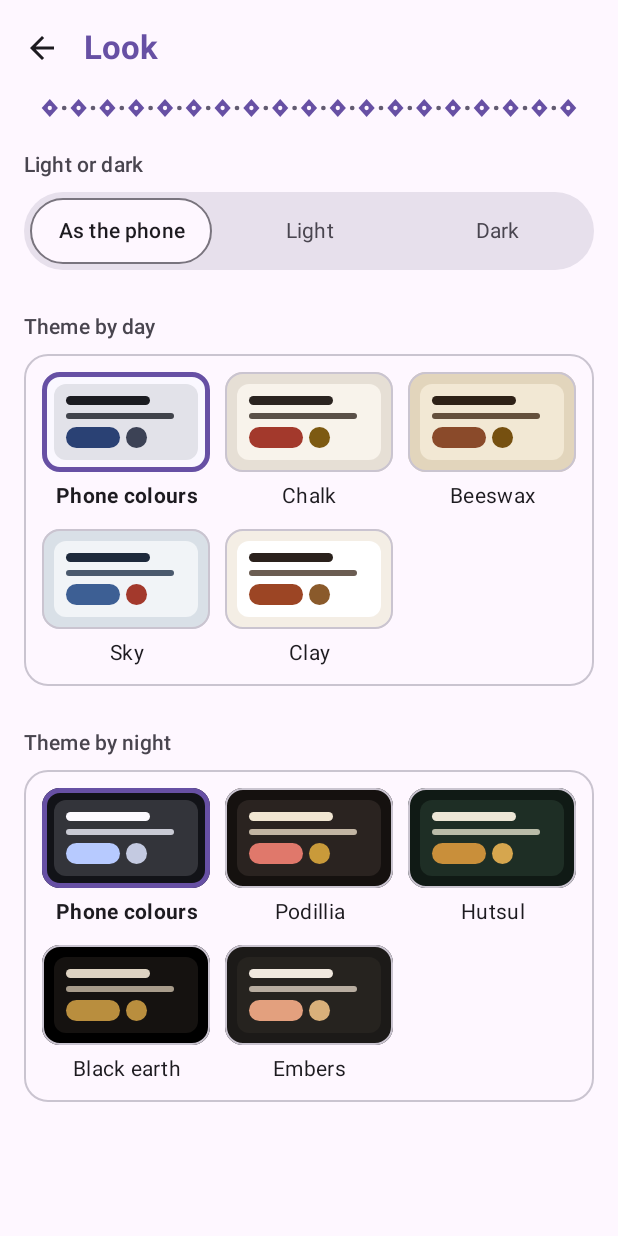
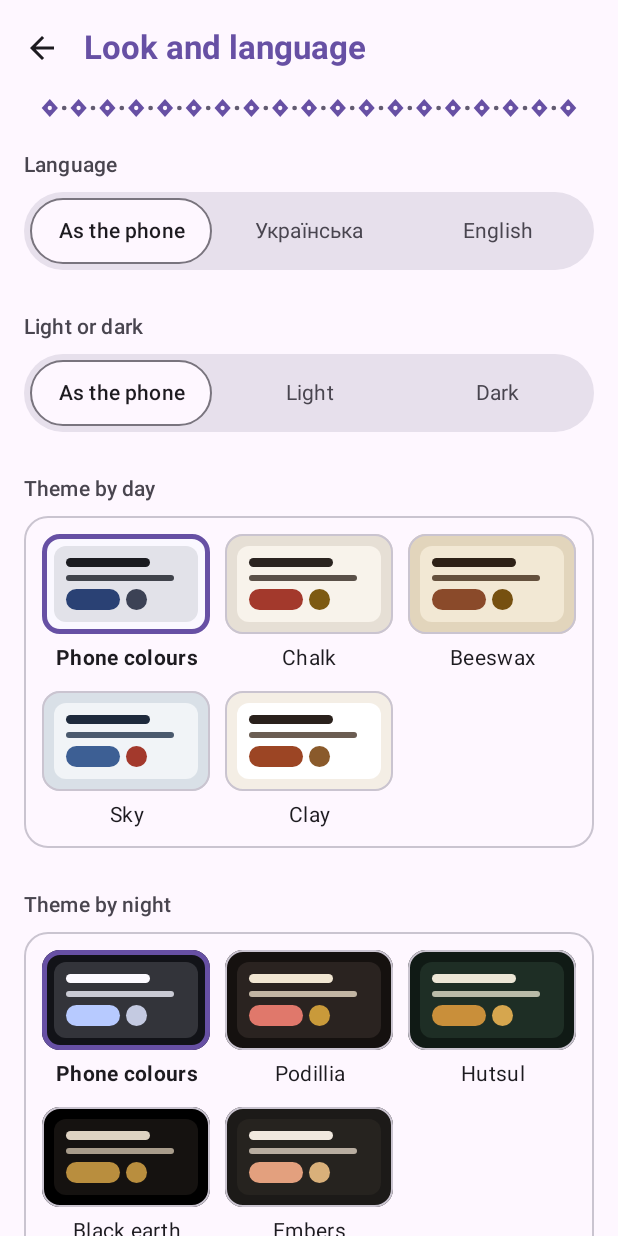
Before and after one commit to marybezuhla/komora, an Android app built with Jetpack Compose: the composable LookPage shown on its own in the app's theme, on a phone screen of 412 x 824 dp. Run offline under Robolectric (Android 15) with nearby library versions, the phone set to English and light mode, and no system bars; network calls fail; pictures from the network do not load.

Commit message:
Komora 0.1.5: real app icons, language choice
- Each app shows its own icon, copied from its repository (a test makes
  sure every app in the catalog has one)
- Language: as the phone, Ukrainian or English, in "Look and language".
  On Android 13+ this is Android's own per-app language

Co-Authored-By: Claude Opus 5.5 <noreply@anthropic.com>

```diff
--- a/app/src/main/java/ua/komora/ui/theme/LookScreen.kt
+++ b/app/src/main/java/ua/komora/ui/theme/LookScreen.kt
@@ -38,6 +38,7 @@ import androidx.compose.ui.text.font.FontWeight
 import androidx.compose.ui.text.style.TextAlign
 import androidx.compose.ui.unit.dp
 import ua.komora.R
+import ua.komora.ui.AppLanguage
 
 /** Remembers the look on this phone only. Never needed for anything to work: unreadable means the defaults. */
 object LookStore {
@@ -82,8 +83,25 @@ fun themeName(theme: Theme): String = stringResource(
 
 /** Light or dark, then the day and the night theme as small pictures of Komora; a tap chooses. */
 @Composable
-fun LookSettings(look: Look, onChange: (Look) -> Unit, modifier: Modifier = Modifier) {
+fun LookSettings(
+    look: Look,
+    onChange: (Look) -> Unit,
+    language: AppLanguage.Choice,
+    onLanguage: (AppLanguage.Choice) -> Unit,
+    modifier: Modifier = Modifier,
+) {
     Column(modifier, verticalArrangement = Arrangement.spacedBy(8.dp)) {
+        SectionTitle(stringResource(R.string.app_language))
+        Segments(
+            options = listOf(
+                AppLanguage.Choice.AUTO to R.string.mode_auto,
+                AppLanguage.Choice.UK to R.string.lang_uk,
+                AppLanguage.Choice.EN to R.string.lang_en,
+            ),
+            chosen = language,
+            onChoose = onLanguage,
+        )
+        Spacer(Modifier.height(8.dp))
         SectionTitle(stringResource(R.string.look_mode))
         Segments(
             options = listOf(Mode.AUTO to R.string.mode_auto, Mode.LIGHT to R.string.mode_light, Mode.DARK to R.string.mode_dark),
--- a/app/src/main/res/values/strings.xml
+++ b/app/src/main/res/values/strings.xml
@@ -41,7 +41,7 @@
     <string name="err_not_newer">You already have this version or a newer one.</string>
     <string name="err_other_key">This app is already on your phone from another source, so Komora cannot update it. To switch: save its data, remove it (this deletes its data), then install it here.</string>
     <string name="err_install">Android did not install the app. Try again; if it repeats, restart the phone.</string>
-    <string name="look">Look</string>
+    <string name="look">Look and language</string>
     <string name="back">Back</string>
     <string name="look_mode">Light or dark</string>
     <string name="mode_auto">As the phone</string>
@@ -61,4 +61,7 @@
     <string name="footer_permissions">Only two permissions: the internet (GitHub only) and installing apps. No accounts, no ads, no tracking.</string>
     <string name="theme_glyna">Clay</string>
     <string name="theme_zhar">Embers</string>
+    <string name="app_language">Language</string>
+    <string name="lang_uk" translatable="false">Українська</string>
+    <string name="lang_en" translatable="false">English</string>
 </resources>
```
Also changed, not shown: app/src/main/java/ua/komora/ui/AppLanguage.kt (added, +60 -0 lines), app/src/main/java/ua/komora/ui/MainActivity.kt (+49 -8 lines), app/src/main/res/drawable-nodpi/app_icon_komora.png (added), app/src/main/res/drawable-nodpi/app_icon_mandat.png (added), app/src/main/res/drawable-nodpi/app_icon_pysanka.png (added), app/src/main/res/drawable-nodpi/app_icon_sprotyv.png (added), app/src/main/res/drawable-nodpi/app_icon_svitlyna.png (added), app/src/main/res/drawable-nodpi/app_icon_tarilka.png (added), 3 other files.
